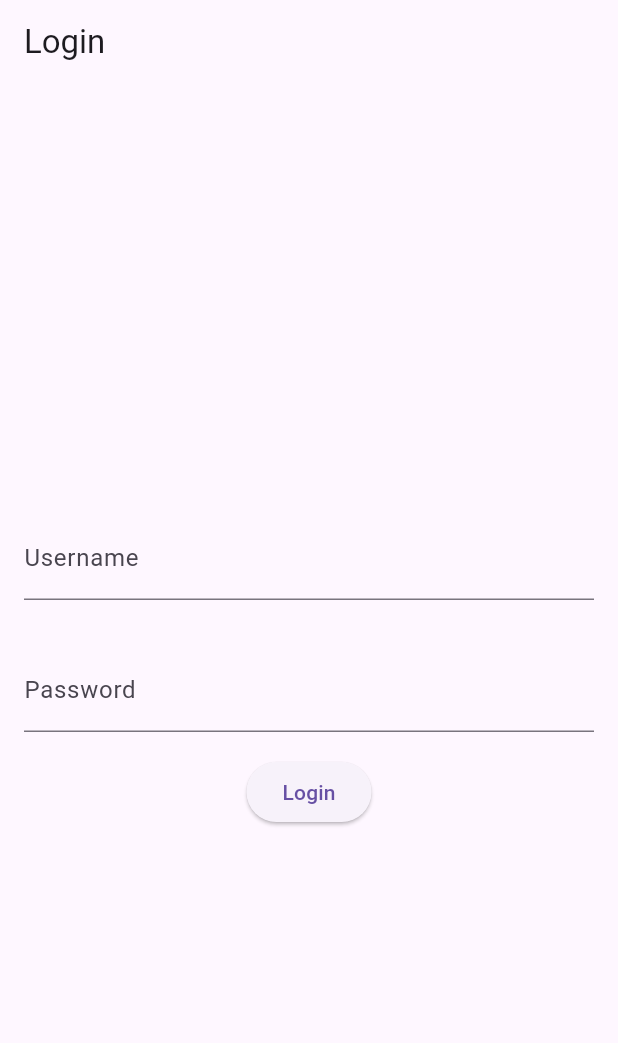
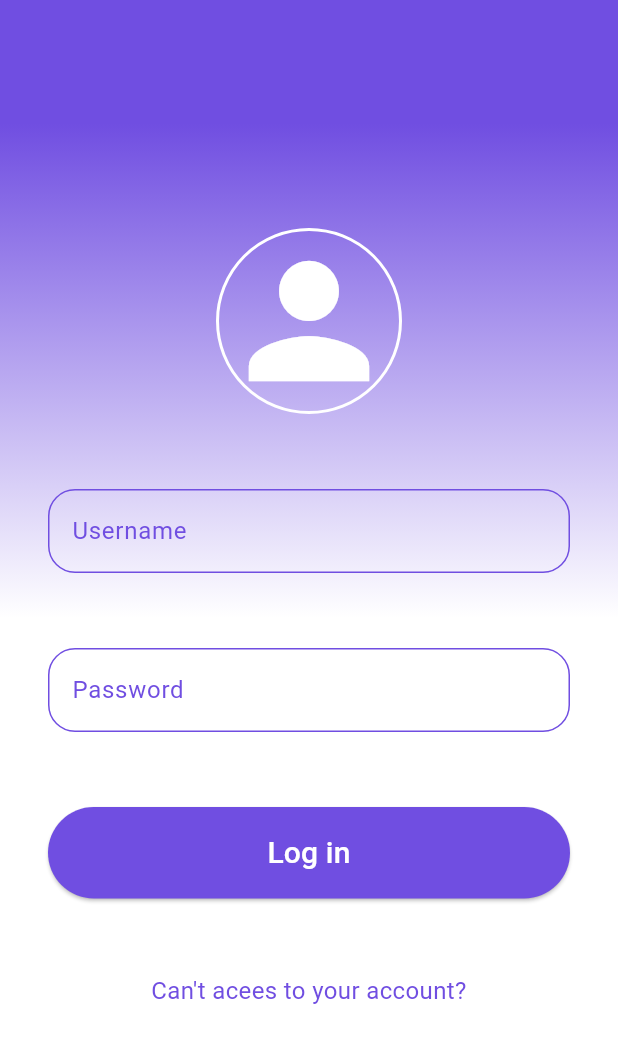
Before and after one commit to fenan-yosef/Melone-Music-App, a Flutter app: the screen it shows after launch, on a phone screen of 412 x 824 dp. Shown: the top 1043 px of the screen. Run offline on Flutter 3.47's test engine with Material 3 defaults, Android fonts, the phone set to English and light mode, and no system bars.

Commit message:
login page updated

```diff
--- a/lib/features/authentication/login/login_page.dart
+++ b/lib/features/authentication/login/login_page.dart
@@ -1,48 +1,129 @@
+import 'package:flutter/cupertino.dart';
 import 'package:flutter/material.dart';
+import 'package:flutter/widgets.dart';
 import '../../music_feed/music_feed.dart';
 
-class LoginPage extends StatelessWidget {
+class LoginPage extends StatefulWidget {
   @override
+  State<LoginPage> createState() => _LoginPageState();
+}
+
+class _LoginPageState extends State<LoginPage> {
+  TextEditingController usernameController = TextEditingController();
+  TextEditingController passwordController = TextEditingController();
+
   Widget build(BuildContext context) {
-    return Scaffold(
-      appBar: AppBar(
-        title: Text('Login'),
+    return Container(
+      decoration: const BoxDecoration(
+          gradient: LinearGradient(
+              begin: Alignment.topLeft,
+              end: Alignment.bottomLeft,
+              colors: [
+            Color.fromARGB(255, 112, 78, 225),
+            Color.fromARGB(255, 255, 255, 255),
+          ],
+              stops: [
+            0.1,
+            0.5
+          ])),
+      child: Scaffold(
+        backgroundColor: Colors.transparent,
+        body: _page(),
       ),
-      body: Center(
+    );
+  }
+
+  Widget _page() {
+    return Padding(
+      padding: const EdgeInsets.all(32.0),
+      child: Center(
         child: Column(
           mainAxisAlignment: MainAxisAlignment.center,
-          children: <Widget>[
-            Padding(
-              padding: const EdgeInsets.all(16.0),
-              child: TextField(
-                decoration: InputDecoration(
-                  hintText: 'Enter your username',
-                  labelText: 'Username',
-                ),
-              ),
+          children: [
+            _icon(),
+            const SizedBox(
+              height: 50,
             ),
-            Padding(
-              padding: const EdgeInsets.all(16.0),
-              child: TextField(
-                decoration: InputDecoration(
-                  hintText: 'Enter your password',
-                  labelText: 'Password',
-                ),
-                obscureText: true,
-              ),
+            _inputField("Username", usernameController),
+            const SizedBox(
+              height: 50,
             ),
-            ElevatedButton(
-              onPressed: () {
-                Navigator.push(
-                  context,
-                  MaterialPageRoute(builder: (context) => MusicFeedPage()),
-                );
-              },
-              child: Text('Login'),
+            _inputField("Password", passwordController, isPassword: true),
+            const SizedBox(
+              height: 50,
             ),
+            _loginBtn(),
+            const SizedBox(
+              height: 50,
+            ),
+            _extraText()
           ],
         ),
       ),
     );
   }
+
+  Widget _icon() {
+    return Container(
+      decoration: BoxDecoration(
+        border: Border.all(color: Colors.white, width: 2),
+        shape: BoxShape.circle,
+      ),
+      child: const Icon(
+        Icons.person,
+        color: Colors.white,
+        size: 120,
+      ),
+    );
+  }
+
+  Widget _inputField(String hintText, TextEditingController controller,
+      {isPassword = false}) {
+    var border = OutlineInputBorder(
+        borderRadius: BorderRadius.circular(18),
+        borderSide: const BorderSide(color: Color.fromARGB(255, 112, 78, 225)));
+    return TextField(
+      style: const TextStyle(color: Color.fromARGB(255, 112, 78, 225)),
+      controller: controller,
+      decoration: InputDecoration(
+        hintText: hintText,
+        hintStyle: const TextStyle(color: Color.fromARGB(255, 112, 78, 225)),
+        enabledBorder: border,
+        focusedBorder: border,
+      ),
+      obscureText: isPassword,
+    );
+  }
+
+  Widget _loginBtn() {
+    return ElevatedButton(
+      onPressed: () {
+        debugPrint("Username :" + usernameController.text);
+        debugPrint("Password :" + passwordController.text);
+      },
+      child: const SizedBox(
+        width: double.infinity,
+        child: Text(
+          "Log in",
+          textAlign: TextAlign.center,
+          style: TextStyle(fontSize: 20),
+        ),
+      ),
+      style: ElevatedButton.styleFrom(
+        shape: const StadiumBorder(),
+        padding: const EdgeInsets.symmetric(vertical: 16),
+        foregroundColor: Color.fromARGB(255, 255, 255, 255),
+        backgroundColor: const Color.fromARGB(255, 112, 78, 225),
+      ),
+    );
+  }
+
+  Widget _extraText() {
+    return const Text(
+      "Can't acees to your account?",
+      textAlign: TextAlign.center,
+      style: TextStyle(
+          fontSize: 16, color: const Color.fromARGB(255, 112, 78, 225)),
+    );
+  }
 }
```
